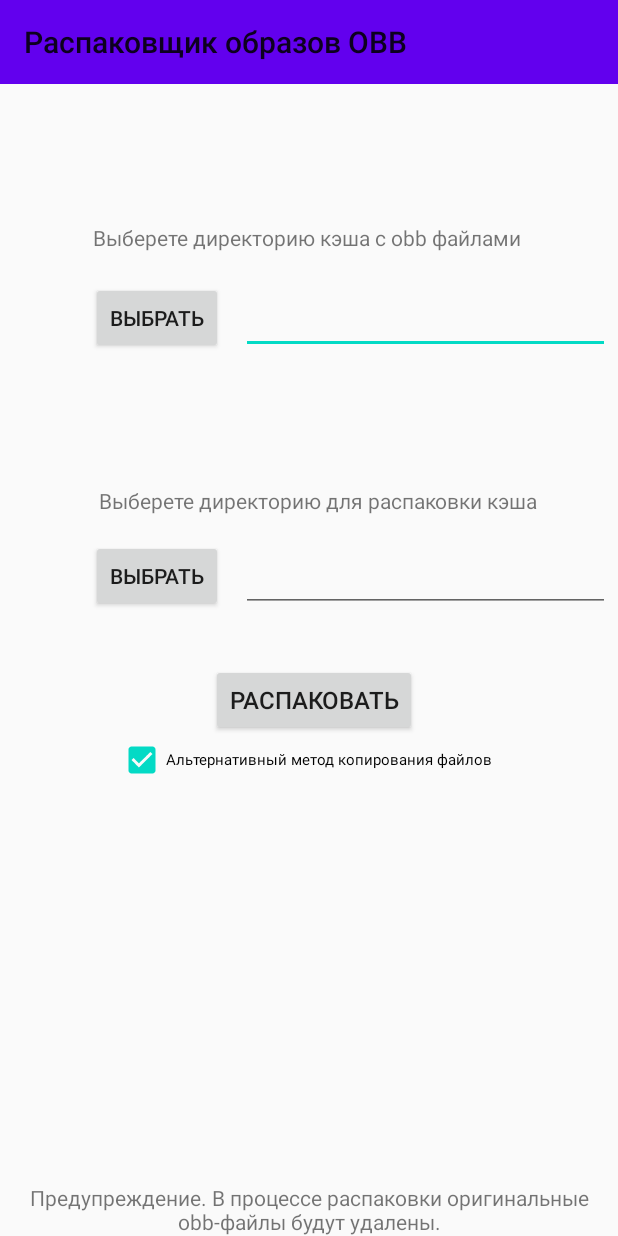
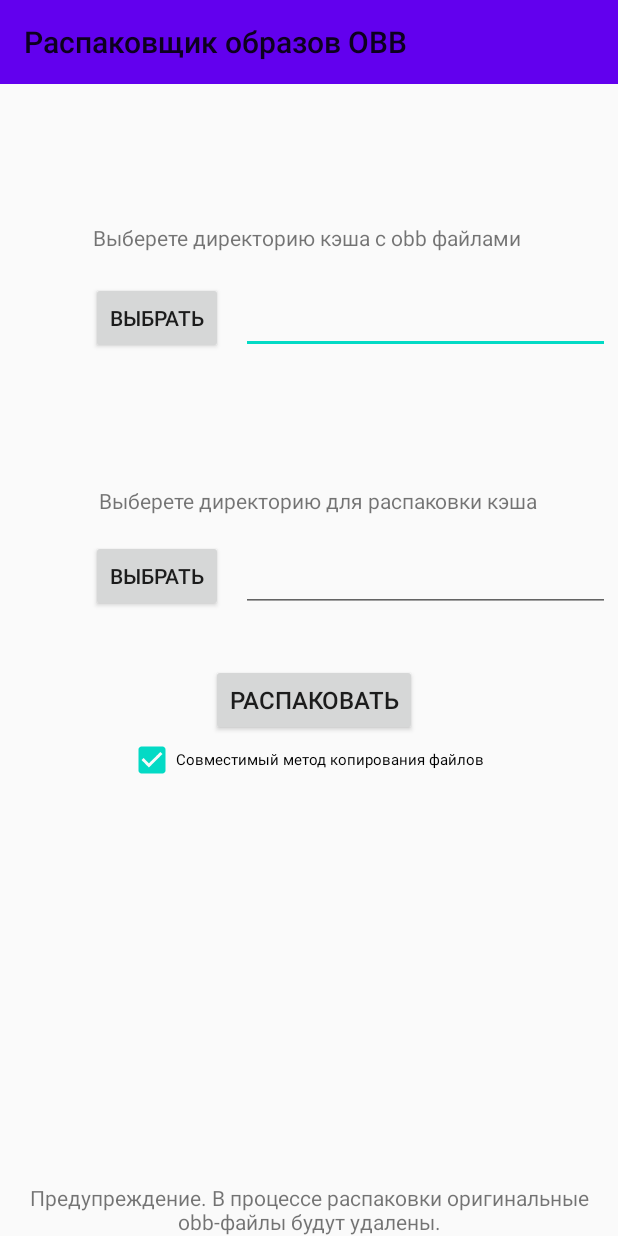
Before and after one commit to remixer-dec/OBBImageExtractor, an Android app: the screen it shows after launch (MainActivity), on a phone screen of 412 x 824 dp. Run offline under Robolectric (Android 15) with nearby library versions, the phone set to English and light mode, and no system bars; our stand-ins replace navigation-ui; 1 statement that could not run was skipped.

```diff
--- a/app/build.gradle
+++ b/app/build.gradle
@@ -6,7 +6,7 @@ android {
     compileSdkVersion 30
 
     lintOptions {
-        checkReleaseBuilds false
+        checkReleaseBuilds true
         //If you want to continue even if errors found use following line
         abortOnError false
     }
@@ -14,6 +14,7 @@ android {
     defaultConfig {
         applicationId "ru.remixer_dec.cache_extractor"
         minSdkVersion 19
+        //noinspection ExpiredTargetSdkVersion
         targetSdkVersion 24
         versionCode 1
         versionName "1.0"
@@ -40,12 +41,13 @@ android {
 
 dependencies {
 
+    //noinspection GradleCompatible
     implementation 'com.android.support:appcompat-v7:28.0.0'
+    //noinspection GradleCompatible
     implementation 'com.android.support:design:24.2.1'
     implementation 'com.android.support.constraint:constraint-layout:2.0.4'
     implementation 'android.arch.navigation:navigation-fragment:1.0.0'
     implementation 'android.arch.navigation:navigation-ui:1.0.0'
-    testImplementation 'junit:junit:4.+'
     androidTestImplementation 'com.android.support.test:runner:1.0.2'
     androidTestImplementation 'com.android.support.test.espresso:espresso-core:3.0.2'
 }
--- a/app/src/main/java/ru/remixer_dec/cache_extractor/FirstFragment.java
+++ b/app/src/main/java/ru/remixer_dec/cache_extractor/FirstFragment.java
@@ -22,6 +22,7 @@ import android.widget.TextView;
 
 import java.io.File;
 import java.util.ArrayList;
+import java.util.Objects;
 
 import ru.remixer_dec.cache_extractor.databinding.FragmentFirstBinding;
 
@@ -37,7 +38,6 @@ public class FirstFragment extends Fragment {
     public static ProgressBar pbar;
     public static Activity activity;
     public static CheckBox compatibility;
-
 
     @Override
     public View onCreateView(
@@ -60,13 +60,10 @@ public class FirstFragment extends Fragment {
         //Android/obb access in Android 11
         if (SDK_INT >= Build.VERSION_CODES.R) {
             activity.findViewById(R.id.androidEleven).setVisibility(View.VISIBLE);
-            binding.androidEleven.setOnClickListener(new View.OnClickListener(){
-                @Override
-                public void onClick(View view) {
-                    startActivity(new Intent(android.provider.Settings.ACTION_MANAGE_UNKNOWN_APP_SOURCES,
-                            Uri.parse("package:ru.remixer_dec.cache_extractor")));
-                }
-            });
+            binding.androidEleven.setOnClickListener(view14 -> startActivity(
+                    new Intent(android.provider.Settings.ACTION_MANAGE_UNKNOWN_APP_SOURCES,
+                    Uri.parse("package:" + BuildConfig.APPLICATION_ID)))
+            );
         }
 
         if (new File("/vmos.prop").exists() || new File("/guestOSInfo").exists()) {
@@ -74,46 +71,37 @@ public class FirstFragment extends Fragment {
         }
 
         File localObbDir = new File(Environment.getExternalStorageDirectory() + "/" +
-                "Android/obb/ru.remixer_dec.cache_extractor");
+                "Android/obb/" + BuildConfig.APPLICATION_ID);
         if (!localObbDir.exists()) {
             localObbDir.mkdirs();
         }
 
-        binding.buttonFirst.setOnClickListener(new View.OnClickListener() {
-            @Override
-            public void onClick(View view) {
+        binding.buttonFirst.setOnClickListener(view1 -> {
             Intent intent = new Intent(Intent.ACTION_OPEN_DOCUMENT_TREE);
             startActivityForResult(intent, 2);
-            }
         });
-        binding.buttonUnpacked.setOnClickListener(new View.OnClickListener(){
-            @Override
-            public void onClick(View view) {
+        binding.buttonUnpacked.setOnClickListener(view12 -> {
             Intent intent = new Intent(Intent.ACTION_OPEN_DOCUMENT_TREE);
             startActivityForResult(intent, 3);
-            }
         });
-        binding.buttonUnpack.setOnClickListener(new View.OnClickListener() {
-            @Override
-            public void onClick(View view){
+        binding.buttonUnpack.setOnClickListener(view13 -> {
             if (pbar.getVisibility() == View.VISIBLE) return;
             //check if obb was already moved
             if (new File(obbFiles.get(0)).exists()) {
                 ObbPackageInfoReplacer.replaceDataInMultipleOBBs(obbFiles);
             }
             obbMounter.mountMultipleOBBs(obbFiles);
-            }
         });
 
-        obbMounter.init(getContext(),new OnAllMountedListener(){
+        obbMounter.init(Objects.requireNonNull(getContext()),new OnAllMountedListener(){
             @Override
             public void onError(int errors, int errorCode) {
-                status.setText("Возникли ошибки (" + errors + ") Код ошибки: " + errorCode);
+                status.setText(R.string.errors1 + errors + R.string.errors2 + errorCode);
             }
 
             @Override
             public void onSuccess(ArrayList<String> rawPaths) {
-                status.setText("Успешно смонтировано: " + rawPaths.size());
+                status.setText(R.string.mountSuccess + rawPaths.size());
                 MountedObbUnpacker.unpackMultiple(rawPaths, obbMounter, outputPath);
             }
         });
@@ -135,7 +123,6 @@ public class FirstFragment extends Fragment {
             public void beforeTextChanged(CharSequence charSequence, int i, int i1, int i2) { }
             @Override
             public void onTextChanged(CharSequence charSequence, int i, int i1, int i2) { }
-
             @Override
             public void afterTextChanged(Editable editable) {
                 unpackedFolderPathChanged(editable.toString());
@@ -155,12 +142,13 @@ public class FirstFragment extends Fragment {
         }
         File[] files = new File(path).listFiles();
         obbFiles = new ArrayList<>();
-        for (int i=0, l=files.length; i <l; i++) {
+        for (int i = 0, l = Objects.requireNonNull(files).length; i <l; i++) {
             if (files[i].getAbsolutePath().endsWith(".obb")) {
                 obbFiles.add(files[i].getAbsolutePath());
             }
         }
-        ((TextView)getActivity().findViewById(R.id.obbFoundText)).setText("Обнаружено obb-файлов: " + obbFiles.size());
+        ((TextView)getActivity().findViewById(R.id.obbFoundText))
+                .setText(getString(R.string.obbDetected,obbFiles.size()));
     }
 
     private void unpackedFolderPathChanged(String path) {
@@ -169,7 +157,7 @@ public class FirstFragment extends Fragment {
 
     @RequiresApi(api = Build.VERSION_CODES.LOLLIPOP)
     public void onActivityResult(int requestCode, int resultCode, Intent data) {
-        // Check which request we're responding to
+        // Exit when the action is canceled.
         if (resultCode == 0) {
             return;
         }
--- a/app/src/main/java/ru/remixer_dec/cache_extractor/ObbPackageInfoReplacer.java
+++ b/app/src/main/java/ru/remixer_dec/cache_extractor/ObbPackageInfoReplacer.java
@@ -1,13 +1,10 @@
 package ru.remixer_dec.cache_extractor;
-
-import android.text.TextUtils;
 
 import java.io.IOException;
 import java.io.RandomAccessFile;
 import java.nio.ByteBuffer;
 import java.nio.ByteOrder;
 import java.util.ArrayList;
-import java.util.Arrays;
 
 class ObbPackageInfoReplacer {
     private static long calculateOffset(String packageName) {
@@ -20,7 +17,7 @@ class ObbPackageInfoReplacer {
         long seekTo = raf.length() - calculateOffset(packageName);
         raf.seek(seekTo);
         ByteBuffer bbuf = ByteBuffer.allocate(4);
-        packageName = "ru.remixer_dec.cache_extractor";
+        packageName = BuildConfig.APPLICATION_ID;
         bbuf.order(ByteOrder.LITTLE_ENDIAN);
         bbuf.putInt(packageName.length());
         raf.write(bbuf.array());
@@ -34,7 +31,6 @@ class ObbPackageInfoReplacer {
         raf.write(bbuf.array());
         if (raf.getFilePointer() < raf.length()) {
             raf.setLength(raf.getFilePointer());
-            //raf.skipBytes((int) (raf.length() - raf.getFilePointer()));
         }
         raf.close();
     }
--- a/app/src/main/java/ru/remixer_dec/cache_extractor/PathHelper.java
+++ b/app/src/main/java/ru/remixer_dec/cache_extractor/PathHelper.java
@@ -10,16 +10,13 @@ import android.os.Environment;
 import android.provider.DocumentsContract;
 import android.provider.MediaStore;
 import android.support.annotation.RequiresApi;
-import android.util.Log;
 
 class PathHelper {
 
     @RequiresApi(api = Build.VERSION_CODES.LOLLIPOP)
     public static String getPathFromIntentUri(Context ctx, Uri uri) {
-        Log.d("ORIG",uri.toString());
         Uri docUri = DocumentsContract.buildDocumentUriUsingTree(uri,
                 DocumentsContract.getTreeDocumentId(uri));
-        Log.d("Doc",docUri.toString());
         return getPath(ctx, docUri);
     }
     //https://gist.github.com/asifmujteba/d89ba9074bc941de1eaa#file-asfurihelper
--- a/app/src/main/java/ru/remixer_dec/cache_extractor/Utils.java
+++ b/app/src/main/java/ru/remixer_dec/cache_extractor/Utils.java
@@ -17,7 +17,7 @@ class ObbInfo {
     private String getPackageName(String packagePath) {
         String[] pathSplits = packagePath.split("/");
         String[] splits = pathSplits[pathSplits.length - 1].split("[.]");
-        return TextUtils.join(".", (String[]) Arrays.copyOfRange(splits, 2, splits.length-1));
+        return TextUtils.join(".", Arrays.copyOfRange(splits, 2, splits.length-1));
     }
 }
 
--- a/app/src/main/res/layout/fragment_first.xml
+++ b/app/src/main/res/layout/fragment_first.xml
@@ -10,7 +10,7 @@
         android:id="@+id/textview_first"
         android:layout_width="wrap_content"
         android:layout_height="wrap_content"
-        android:text="@string/hello_first_fragment"
+        android:text="@string/selectObbDir"
         app:layout_constraintBottom_toTopOf="@id/button_first"
         app:layout_constraintEnd_toEndOf="parent"
         app:layout_constraintHorizontal_bias="0.491"
@@ -23,7 +23,7 @@
         android:layout_width="wrap_content"
         android:layout_height="wrap_content"
         android:layout_marginBottom="588dp"
-        android:text="@string/next"
+        android:text="@string/selectFolder"
         app:layout_constraintBottom_toBottomOf="parent"
         app:layout_constraintEnd_toEndOf="parent"
         app:layout_constraintHorizontal_bias="0.188"
@@ -57,7 +57,7 @@
         android:layout_height="wrap_content"
         android:layout_marginStart="4dp"
         android:layout_marginTop="88dp"
-        android:text="Выберете директорию для распаковки кэша"
+        android:text="@string/selectUnpackDir"
         app:layout_constraintStart_toStartOf="@+id/textview_first"
         app:layout_constraintTop_toBottomOf="@+id/button_first" />
 
@@ -67,7 +67,7 @@
         android:layout_height="wrap_content"
         android:layout_marginTop="41dp"
         android:layout_marginBottom="416dp"
-        android:text="Выбрать"
+        android:text="@string/selectFolder"
         app:layout_constraintBottom_toBottomOf="parent"
         app:layout_constraintEnd_toEndOf="parent"
         app:layout_constraintHorizontal_bias="0.188"
@@ -79,7 +79,7 @@
         android:id="@+id/buttonUnpack"
         android:layout_width="wrap_content"
         android:layout_height="wrap_content"
-        android:text="Распаковать"
+        android:text="@string/unpack"
         android:textSize="16sp"
         app:layout_constraintBottom_toBottomOf="parent"
         app:layout_constraintEnd_toEndOf="@+id/unpackTextView"
@@ -123,7 +123,7 @@
         android:layout_width="wrap_content"
         android:layout_height="wrap_content"
         android:checked="true"
-        android:text="Альтернативный метод копирования файлов"
+        android:text="@string/copyCompatibility"
         android:textSize="10sp"
         app:layout_constraintEnd_toEndOf="@+id/buttonUnpack"
         app:layout_constraintHorizontal_bias="0.554"
@@ -135,7 +135,7 @@
         android:layout_width="wrap_content"
         android:layout_height="wrap_content"
         android:layout_marginTop="16dp"
-        android:text="Обнаружен Android 11+. \n Нажмите сюда чтобы выдать права для доступа к Android/obb."
+        android:text="@string/Android11Detected"
         android:textAlignment="center"
         android:textColor="#F8B49F"
         android:textSize="12sp"
@@ -148,7 +148,7 @@
         android:id="@+id/noVMOS"
         android:layout_width="wrap_content"
         android:layout_height="wrap_content"
-        android:text="Это приложение не работает внутри VMOS."
+        android:text="@string/VMOSDetected"
         android:textAlignment="center"
         android:textColor="#FF0000"
         android:visibility="invisible"
--- a/app/src/main/res/values/strings.xml
+++ b/app/src/main/res/values/strings.xml
@@ -1,13 +1,22 @@
 <resources>
+    <string name="errors1">Возникли ошибки (</string>
+    <string name="errors2">) Код ошибки: </string>
+    <string name="mountSuccess">Успешно смонтировано: </string>
+    <string name="obbDetected">Обнаружено obb-файлов: %1$d</string>
     <string name="app_name">Распаковщик кэша</string>
+    <string name="unpackSuccess">Распаковка успешно завершена (%1$d/%2$d)</string>
+    <string name="unpackError">Распаковка не удалась, возникли ошибки…</string>
+    <string name="unpackingInProgress">"Распаковка obb ("</string>
+    <string name="backgroundWorkerActive">"Распаковка идёт в фоновом режиме. Подождите…"</string>
     <string name="title_activity_main">Распаковщик Obb</string>
-    <!-- Strings used for fragments for navigation -->
     <string name="first_fragment_label">Распаковщик образов OBB</string>
     <string name="second_fragment_label">Second Fragment</string>
-    <string name="next">Выбрать</string>
-    <string name="previous">Previous</string>
-
-    <string name="hello_first_fragment">Выберете директорию кэша c obb файлами</string>
+    <string name="selectFolder">Выбрать</string>
+    <string name="unpack">Распаковать</string>
+    <string name="copyCompatibility">Совместимый метод копирования файлов</string>
+    <string name="selectUnpackDir">Выберете директорию для распаковки кэша</string>
+    <string name="selectObbDir">Выберете директорию кэша c obb файлами</string>
+    <string name="Android11Detected">Обнаружен Android 11+. \n Нажмите сюда чтобы выдать права для доступа к Android/obb.</string>
+    <string name="VMOSDetected">Это приложение не работает внутри VMOS.</string>
     <string name="modwarning">Предупреждение. В процессе распаковки оригинальные obb-файлы будут удалены.</string>
-    <string name="hello_second_fragment">Hello second fragment. Arg: %1$s</string>
 </resources>
--- a/build.gradle
+++ b/build.gradle
@@ -16,7 +16,6 @@ allprojects {
     repositories {
         google()
         mavenCentral()
-        jcenter() // Warning: this repository is going to shut down soon
     }
 }
 
```
Also changed, not shown: app/src/main/java/ru/remixer_dec/cache_extractor/MountedObbUnpacker.java (+7 -10 lines), app/src/main/java/ru/remixer_dec/cache_extractor/ObbMounter.java (+2 -7 lines). Lines whose indentation alone changed are shown as unchanged.
